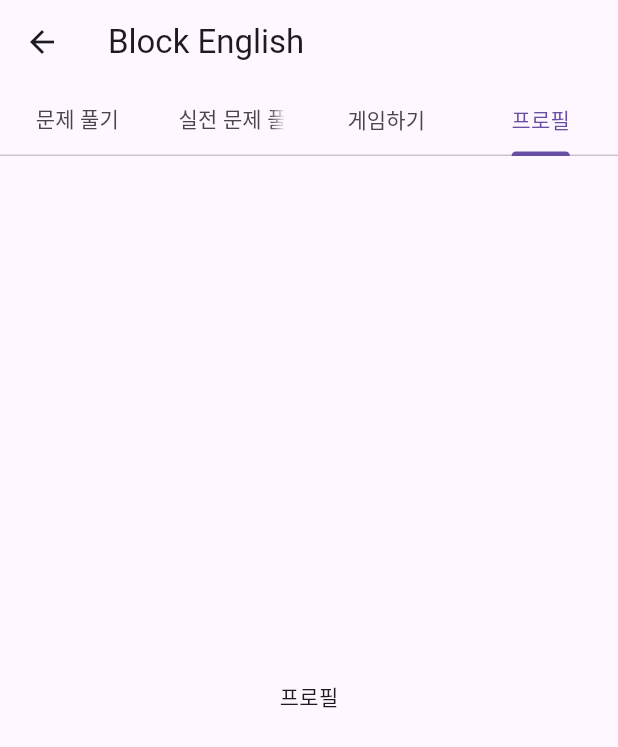
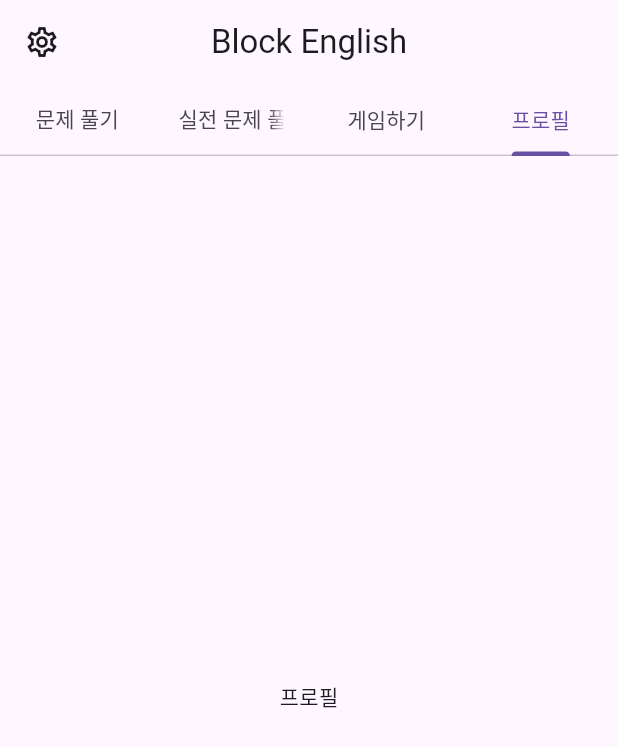
Before and after one commit to hjg1473/-, a Flutter app: the StudentMainScreen screen opened by its route, on a phone screen of 412 x 824 dp. Shown: the top 747 px of the screen. Run offline on Flutter 3.47's test engine with Material 3 defaults, Android fonts, the light colour scheme and no system bars.

```diff
--- a/block_english/lib/screens/StudentScreens/student_main_screen.dart
+++ b/block_english/lib/screens/StudentScreens/student_main_screen.dart
@@ -10,7 +10,11 @@ class StudentMainScreen extends StatelessWidget {
       length: 4,
       child: Scaffold(
         appBar: AppBar(
-          actions: const [],
+          leading: IconButton(
+            icon: const Icon(Icons.settings_outlined),
+            onPressed: () {},
+          ),
+          centerTitle: true,
           title: const Text("Block English"),
           bottom: const TabBar(tabs: <Widget>[
             Tab(
@@ -27,18 +31,25 @@ class StudentMainScreen extends StatelessWidget {
             ),
           ]),
         ),
-        body: const TabBarView(
+        body: TabBarView(
           children: <Widget>[
-            Center(
-              child: Text('문제 풀기'),
+            Column(
+              children: [
+                ElevatedButton(
+                  onPressed: () {},
+                  child: const Column(
+                    children: [Text("chapter1")],
+                  ),
+                ),
+              ],
             ),
-            Center(
+            const Center(
               child: Text('실전 문제 풀기'),
             ),
-            Center(
+            const Center(
               child: Text('게임하기'),
             ),
-            Center(
+            const Center(
               child: Text('프로필'),
             ),
           ],
```
